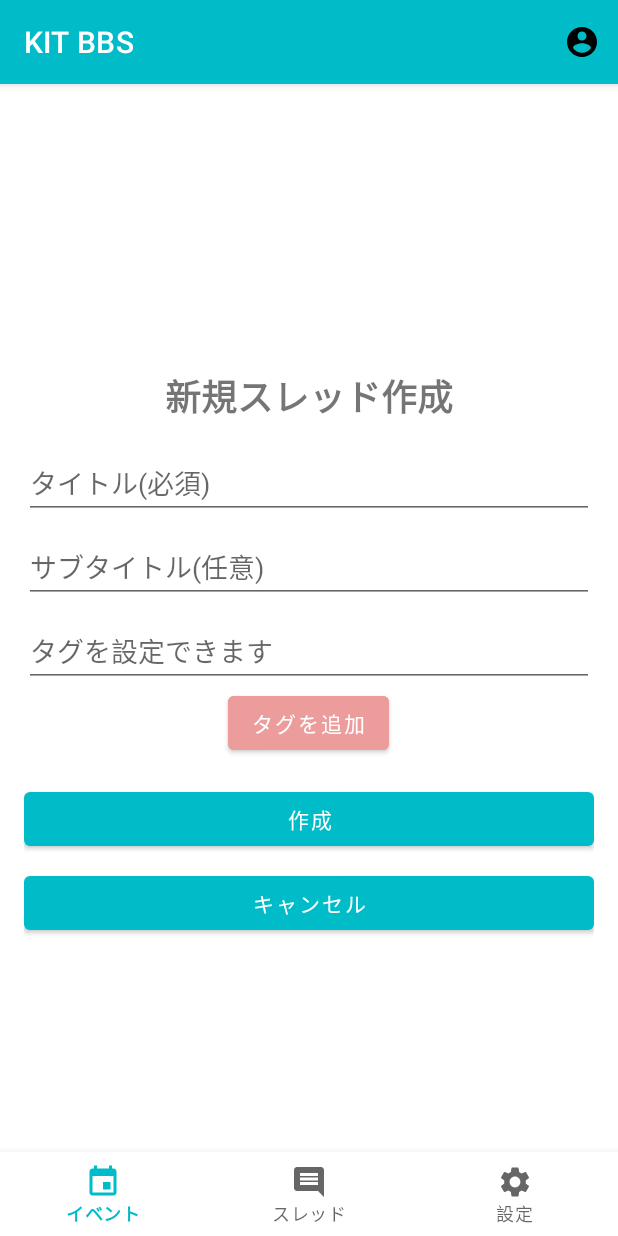
After one commit to Taka1304/kit-bbs, an Android app: the fragment CreateThreadFragment placed in its activity, on a phone screen of 412 x 824 dp. The commit adds this screen. Run offline under Robolectric (Android 15) with nearby library versions, the phone set to English and light mode, and no system bars; our stand-ins replace Firebase (no records; nobody signed in at launch, a user with empty details on screens opened directly).

Commit message:
Add: 新規スレッド作成する機能

```diff
--- /dev/null
+++ b/app/src/main/java/com/example/kit_bbs/CreateThreadFragment.java
@@ -0,0 +1,145 @@
+package com.example.kit_bbs;
+
+import android.os.Bundle;
+import android.view.LayoutInflater;
+import android.view.View;
+import android.view.ViewGroup;
+import android.widget.ArrayAdapter;
+import android.widget.Button;
+import android.widget.EditText;
+import android.widget.LinearLayout;
+import android.widget.MultiAutoCompleteTextView;
+
+import androidx.annotation.NonNull;
+import androidx.annotation.Nullable;
+import androidx.fragment.app.Fragment;
+
+import com.google.android.material.chip.Chip;
+import com.google.firebase.Timestamp;
+import com.google.firebase.auth.FirebaseAuth;
+import com.google.firebase.auth.FirebaseUser;
+import com.google.firebase.firestore.CollectionReference;
+import com.google.firebase.firestore.FirebaseFirestore;
+
+import java.util.ArrayList;
+import java.util.Date;
+
+public class CreateThreadFragment extends Fragment {
+
+    private EditText titleEditText;
+    private EditText subtitleEditText;
+    private MultiAutoCompleteTextView multiAutoCompleteTextView;
+    private Button addButton;
+    private LinearLayout chipsLayout;
+
+    private ArrayList<String> itemsList;
+    private Button createButton;
+    private Button cancelButton;
+    private FirebaseFirestore db;
+
+    @Nullable
+    @Override
+    public View onCreateView(@NonNull LayoutInflater inflater, @Nullable ViewGroup container, @Nullable Bundle savedInstanceState) {
+        View view = inflater.inflate(R.layout.fragment_create_thread, container, false);
+
+        titleEditText = view.findViewById(R.id.titleEditText);
+        subtitleEditText = view.findViewById(R.id.subtitleEditText);
+        multiAutoCompleteTextView = view.findViewById(R.id.multiAutoCompleteTextView);
+        addButton = view.findViewById(R.id.addButton);
+        chipsLayout = view.findViewById(R.id.chipsLayout);
+        createButton = view.findViewById(R.id.createButton);
+        cancelButton = view.findViewById(R.id.cancelButton);
+        db = FirebaseFirestore.getInstance();
+        itemsList = new ArrayList<>();
+        // MultiAutoCompleteTextViewの設定
+        ArrayAdapter<String> adapter = new ArrayAdapter<>(getActivity(), android.R.layout.simple_dropdown_item_1line, itemsList);
+        multiAutoCompleteTextView.setAdapter(adapter);
+        multiAutoCompleteTextView.setTokenizer(new MultiAutoCompleteTextView.CommaTokenizer());
+
+        addButton.setOnClickListener(new View.OnClickListener() {
+            @Override
+            public void onClick(View v) {
+                addNewItem();
+            }
+        });
+        createButton.setOnClickListener(new View.OnClickListener() {
+            @Override
+            public void onClick(View v) {
+                createThread();
+            }
+        });
+
+        cancelButton.setOnClickListener(new View.OnClickListener() {
+            @Override
+            public void onClick(View v) {
+                closeFragment();
+            }
+        });
+
+        return view;
+    }
+    private void addNewItem() {
+        String newItem = multiAutoCompleteTextView.getText().toString().trim();
+        if (!newItem.isEmpty()) {
+            // 新しい項目をリストに追加
+            itemsList.add(newItem);
+
+            // チップを作成して表示
+            Chip chip = new Chip(getContext());
+            chip.setText(newItem);
+            chip.setCloseIconVisible(true);
+            chip.setOnCloseIconClickListener(new View.OnClickListener() {
+                @Override
+                public void onClick(View v) {
+                    removeItem(chip);
+                }
+            });
+            chipsLayout.addView(chip);
+            // 入力欄をクリア
+            multiAutoCompleteTextView.setText("");
+        }
+    }
+
+    private void removeItem(Chip chip) {
+        // リストから項目を削除
+        String item = chip.getText().toString();
+        itemsList.remove(item);
+
+        // チップを削除
+        chipsLayout.removeView(chip);
+    }
+    private void createThread() {
+        String title = titleEditText.getText().toString();
+        String subtitle = subtitleEditText.getText().toString();
+        FirebaseUser user = FirebaseAuth.getInstance().getCurrentUser();
+        String userId = user.getUid();
+        Timestamp createdAt = new Timestamp(new Date());
+
+        // 必要な入力項目を取得し、Threadオブジェクトを作成
+        Thread thread = new Thread(null, subtitle, itemsList, title, userId, createdAt);
+
+        CollectionReference threadsCollection = FirebaseFirestore.getInstance().collection("thread");
+
+        // ドキュメントIDは自動生成されるので、add()メソッドを使用してデータを追加する
+        threadsCollection.add(thread)
+                .addOnSuccessListener(documentReference -> {
+                    // スレッドの追加が成功した場合の処理
+                    // 新しく作成されたドキュメントのIDを取得
+                    String threadId = documentReference.getId();
+                    // ドキュメントのIDをスレッドオブジェクトに設定
+                    thread.setId(threadId);
+                    // createdAtフィールドに現在のタイムスタンプを設定
+                    // スレッドの更新を反映させる
+                    threadsCollection.document(threadId).set(thread);
+                })
+                .addOnFailureListener(e -> {
+
+                });
+
+        closeFragment();
+    }
+
+    private void closeFragment() {
+        getActivity().getSupportFragmentManager().popBackStack();
+    }
+}
--- /dev/null
+++ b/app/src/main/res/layout/fragment_create_thread.xml
@@ -0,0 +1,77 @@
+<?xml version="1.0" encoding="utf-8"?>
+<androidx.constraintlayout.widget.ConstraintLayout xmlns:android="http://schemas.android.com/apk/res/android"
+    xmlns:app="http://schemas.android.com/apk/res-auto"
+    android:layout_width="match_parent"
+    android:layout_height="match_parent" >
+    <LinearLayout
+        android:layout_width="match_parent"
+        android:layout_height="match_parent"
+        android:gravity="center"
+        android:padding="16dp"
+        android:orientation="vertical"
+        >
+
+        <TextView
+            android:layout_width="wrap_content"
+            android:layout_height="wrap_content"
+            android:layout_marginBottom="16dp"
+            android:text="新規スレッド作成"
+            android:textSize="24sp"
+            android:textStyle="bold" />
+
+        <EditText
+            android:id="@+id/titleEditText"
+            android:layout_width="match_parent"
+            android:layout_height="wrap_content"
+            android:layout_marginBottom="8dp"
+            android:hint="タイトル(必須)"
+            android:inputType="textCapSentences"
+            />
+
+        <EditText
+            android:id="@+id/subtitleEditText"
+            android:layout_width="match_parent"
+            android:layout_height="wrap_content"
+            android:layout_marginBottom="8dp"
+            android:hint="サブタイトル(任意)"
+            android:inputType="textCapSentences"
+            />
+
+        <MultiAutoCompleteTextView
+            android:id="@+id/multiAutoCompleteTextView"
+            android:layout_width="match_parent"
+            android:layout_height="wrap_content"
+            android:hint="タグを設定できます"
+            android:inputType="textCapSentences" />
+
+        <Button
+            android:id="@+id/addButton"
+            android:layout_width="wrap_content"
+            android:layout_height="wrap_content"
+            android:backgroundTint="@color/teal_200"
+            android:text="タグを追加" />
+
+        <LinearLayout
+            android:id="@+id/chipsLayout"
+            android:layout_width="match_parent"
+            android:layout_height="wrap_content"
+            android:orientation="horizontal"
+            android:layout_marginTop="16dp"
+            android:gravity="center_vertical" />
+
+        <Button
+            android:id="@+id/createButton"
+            android:layout_width="match_parent"
+            android:layout_height="wrap_content"
+            android:layout_marginBottom="8dp"
+            android:text="作成" />
+
+        <Button
+            android:id="@+id/cancelButton"
+            android:layout_width="match_parent"
+            android:layout_height="wrap_content"
+            android:layout_marginBottom="8dp"
+            android:text="キャンセル" />
+
+    </LinearLayout>
+</androidx.constraintlayout.widget.ConstraintLayout>
```
Also changed, not shown: app/src/main/java/com/example/kit_bbs/Thread.java (added, +75 -0 lines), app/src/main/java/com/example/kit_bbs/ThreadFragment.java (+77 -30 lines), app/src/main/res/layout/fragment_event.xml (+12 -12 lines), app/src/main/res/layout/fragment_thread.xml (+23 -6 lines), app/src/main/res/layout/thread_item.xml (added, +28 -0 lines).
